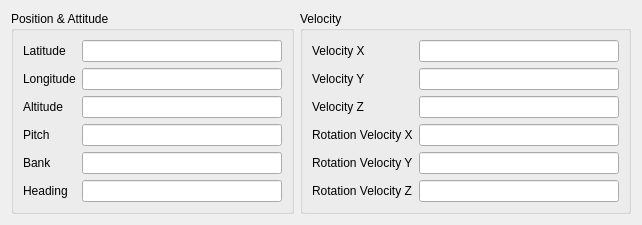
Above: src/UserInterface/src/Widgets/AircraftWidget.ui from till213/SkyDolly before the change. Below: the same form after it.
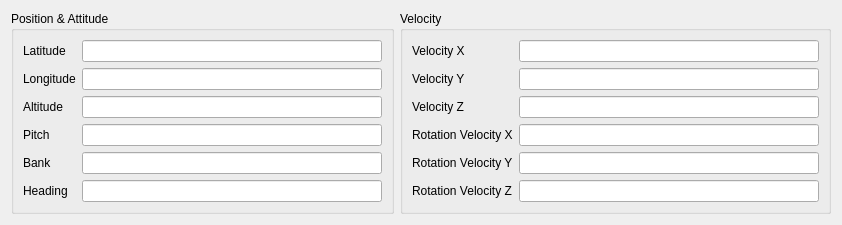
That is the form after the change.

Commit message: Adjust layout

Diff of the .ui file:
```diff
--- a/src/UserInterface/src/Widgets/AircraftWidget.ui
+++ b/src/UserInterface/src/Widgets/AircraftWidget.ui
@@ -6,7 +6,7 @@
    <rect>
     <x>0</x>
     <y>0</y>
-    <width>624</width>
+    <width>824</width>
     <height>220</height>
    </rect>
   </property>
@@ -43,7 +43,7 @@
        <widget class="QLineEdit" name="velocityXLineEdit">
         <property name="minimumSize">
          <size>
-          <width>200</width>
+          <width>300</width>
           <height>0</height>
          </size>
         </property>
@@ -63,7 +63,7 @@
        <widget class="QLineEdit" name="velocityYLineEdit">
         <property name="minimumSize">
          <size>
-          <width>200</width>
+          <width>300</width>
           <height>0</height>
          </size>
         </property>
@@ -83,7 +83,7 @@
        <widget class="QLineEdit" name="velocityZLineEdit">
         <property name="minimumSize">
          <size>
-          <width>200</width>
+          <width>300</width>
           <height>0</height>
          </size>
         </property>
@@ -103,7 +103,7 @@
        <widget class="QLineEdit" name="rotationVelocityXLineEdit">
         <property name="minimumSize">
          <size>
-          <width>200</width>
+          <width>300</width>
           <height>0</height>
          </size>
         </property>
@@ -123,7 +123,7 @@
        <widget class="QLineEdit" name="rotationVelocityYLineEdit">
         <property name="minimumSize">
          <size>
-          <width>200</width>
+          <width>300</width>
           <height>0</height>
          </size>
         </property>
@@ -143,7 +143,7 @@
        <widget class="QLineEdit" name="rotationVelocityZLineEdit">
         <property name="minimumSize">
          <size>
-          <width>200</width>
+          <width>300</width>
           <height>0</height>
          </size>
         </property>
@@ -181,7 +181,7 @@
        <widget class="QLineEdit" name="latitudeLineEdit">
         <property name="minimumSize">
          <size>
-          <width>200</width>
+          <width>300</width>
           <height>0</height>
          </size>
         </property>
@@ -201,7 +201,7 @@
        <widget class="QLineEdit" name="longitudeLineEdit">
         <property name="minimumSize">
          <size>
-          <width>200</width>
+          <width>300</width>
           <height>0</height>
          </size>
         </property>
@@ -221,7 +221,7 @@
        <widget class="QLineEdit" name="altitudeLineEdit">
         <property name="minimumSize">
          <size>
-          <width>200</width>
+          <width>300</width>
           <height>0</height>
          </size>
         </property>
@@ -241,7 +241,7 @@
        <widget class="QLineEdit" name="pitchLineEdit">
         <property name="minimumSize">
          <size>
-          <width>200</width>
+          <width>300</width>
           <height>0</height>
          </size>
         </property>
@@ -261,7 +261,7 @@
        <widget class="QLineEdit" name="bankLineEdit">
         <property name="minimumSize">
          <size>
-          <width>200</width>
+          <width>300</width>
           <height>0</height>
          </size>
         </property>
@@ -281,7 +281,7 @@
        <widget class="QLineEdit" name="headingLineEdit">
         <property name="minimumSize">
          <size>
-          <width>200</width>
+          <width>300</width>
           <height>0</height>
          </size>
         </property>
```
The commit also changes 1 other file.
